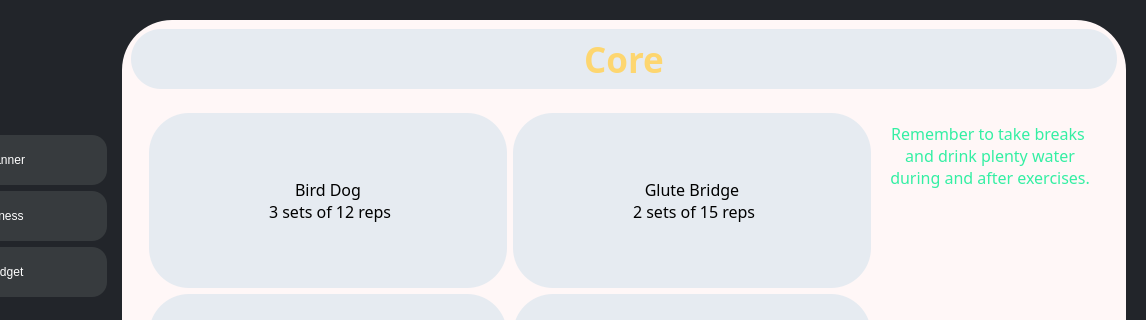
Old version of the form K/core.ui in the repository burr1to/kaizen; both pictures show x 134 to 1280 and y 0 to 320 of the 1280 by 720 pixel window.
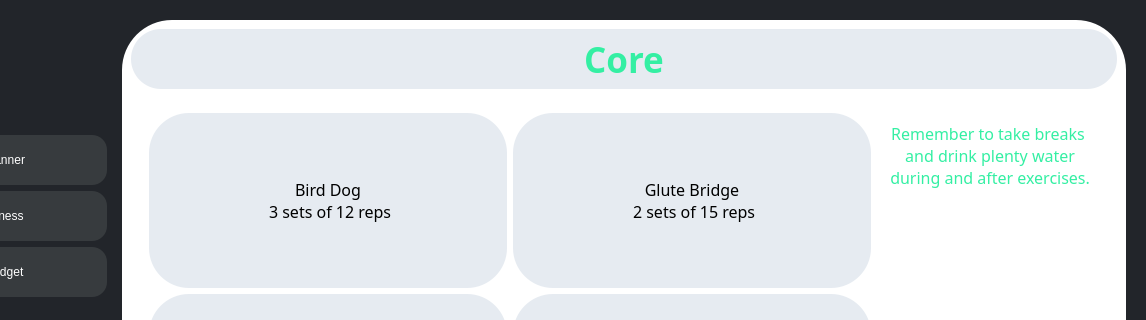
New version of the form. Icons and pictures are not drawn.

Patch:
```diff
--- a/K/core.ui
+++ b/K/core.ui
@@ -468,7 +468,7 @@
          </sizepolicy>
         </property>
         <property name="styleSheet">
-         <string notr="true">background-color:rgb(255, 247, 247);
+         <string notr="true">background-color:#ffffff;
 border-radius:50px;
 color:black;</string>
         </property>
@@ -499,7 +499,7 @@
             <string notr="true">background-color:#e6ebf1;
 font: 700 26pt &quot;FONTSPRING DEMO - Pontiac Black&quot;;
 border-radius:30px;
-color: #fdd670;</string>
+color: #34efa3;</string>
            </property>
            <property name="text">
             <string>Core</string>
```
